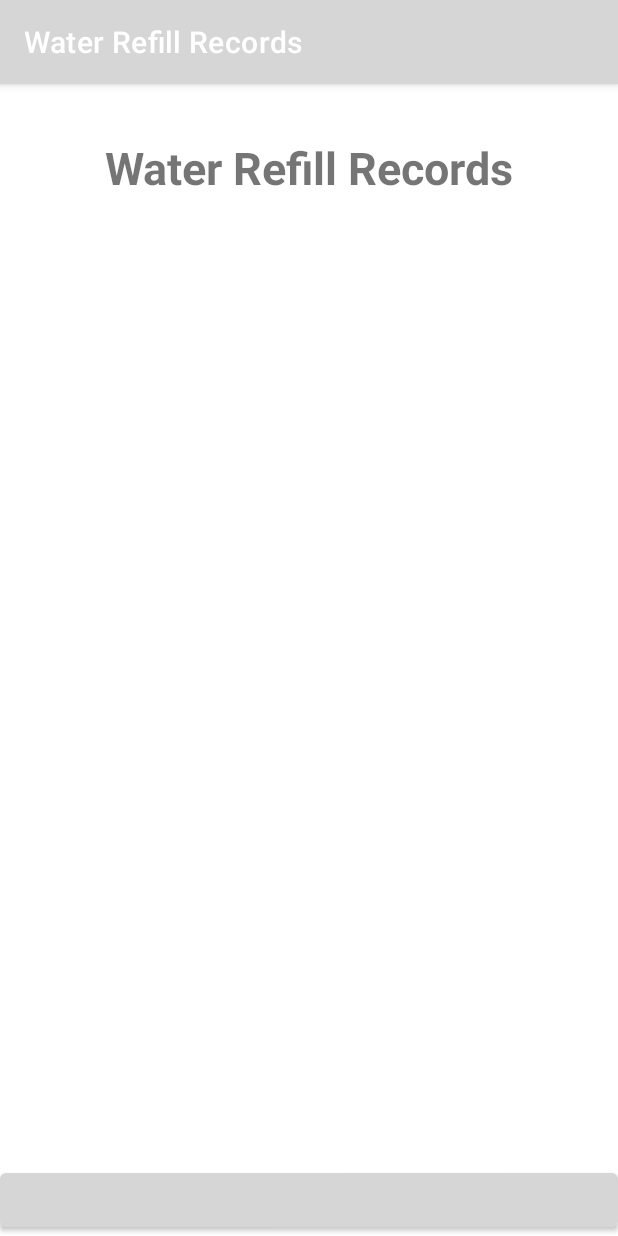
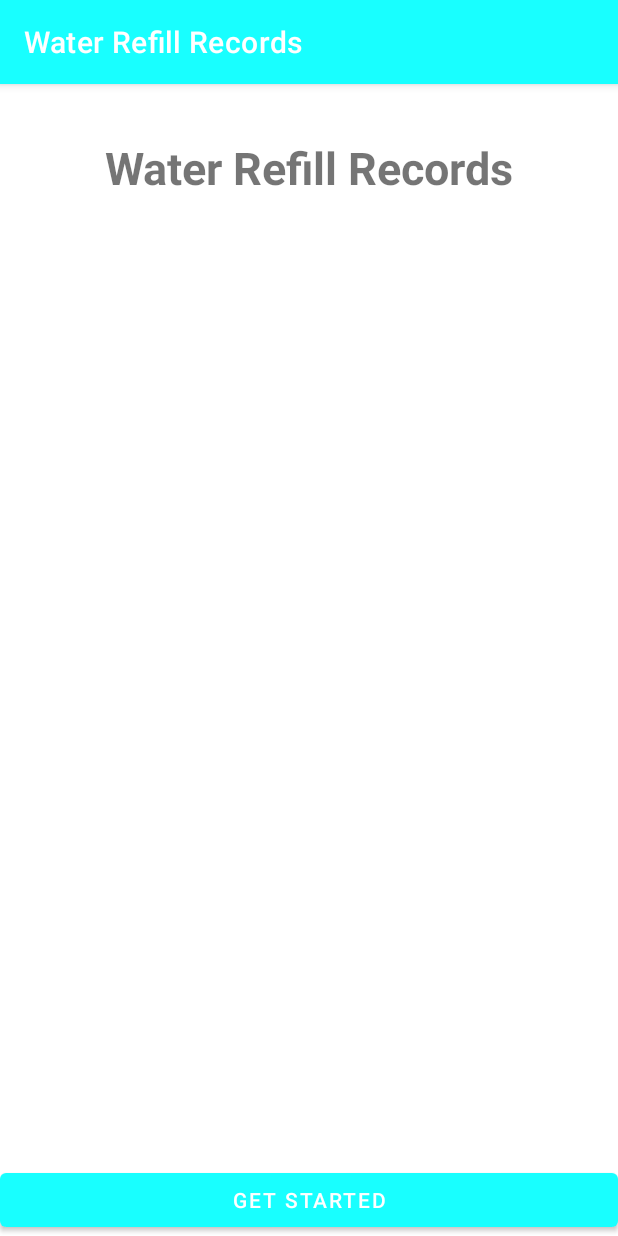
Before and after one commit to clarelimo/Water-Records, an Android app: the screen it shows after launch (MainActivity), on a phone screen of 412 x 824 dp. Run offline under Robolectric (Android 15) with nearby library versions, the phone set to English and light mode, and no system bars.

Commit message:
theme colors added

```diff
--- a/app/src/main/res/values-night/themes.xml
+++ b/app/src/main/res/values-night/themes.xml
@@ -2,15 +2,10 @@
     <!-- Base application theme. -->
     <style name="Theme.WaterRefillRecords" parent="Theme.MaterialComponents.DayNight.DarkActionBar">
         <!-- Primary brand color. -->
-        <item name="colorPrimary">@color/purple_200</item>
-        <item name="colorPrimaryVariant">@color/purple_700</item>
-        <item name="colorOnPrimary">@color/black</item>
-        <!-- Secondary brand color. -->
-        <item name="colorSecondary">@color/teal_200</item>
-        <item name="colorSecondaryVariant">@color/teal_200</item>
-        <item name="colorOnSecondary">@color/black</item>
+        <item name="colorPrimary">@color/colorPrimary</item>
+        <item name="colorPrimaryDark">@color/colorPrimaryDark</item>
+        <item name="colorAccent">@color/colorAccent</item>
         <!-- Status bar color. -->
-        <item name="android:statusBarColor" tools:targetApi="l">?attr/colorPrimaryVariant</item>
         <!-- Customize your theme here. -->
     </style>
 </resources>
--- a/app/src/main/res/values/themes.xml
+++ b/app/src/main/res/values/themes.xml
@@ -2,15 +2,8 @@
     <!-- Base application theme. -->
     <style name="Theme.WaterRefillRecords" parent="Theme.MaterialComponents.DayNight.DarkActionBar">
         <!-- Primary brand color. -->
-        <item name="colorPrimary">@color/purple_500</item>
-        <item name="colorPrimaryVariant">@color/purple_700</item>
-        <item name="colorOnPrimary">@color/white</item>
-        <!-- Secondary brand color. -->
-        <item name="colorSecondary">@color/teal_200</item>
-        <item name="colorSecondaryVariant">@color/teal_700</item>
-        <item name="colorOnSecondary">@color/black</item>
-        <!-- Status bar color. -->
-        <item name="android:statusBarColor" tools:targetApi="l">?attr/colorPrimaryVariant</item>
-        <!-- Customize your theme here. -->
+        <item name="colorPrimary">@color/colorPrimary</item>
+        <item name="colorPrimaryDark">@color/colorPrimaryDark</item>
+        <item name="colorAccent">@color/colorAccent</item>
     </style>
 </resources>
```
